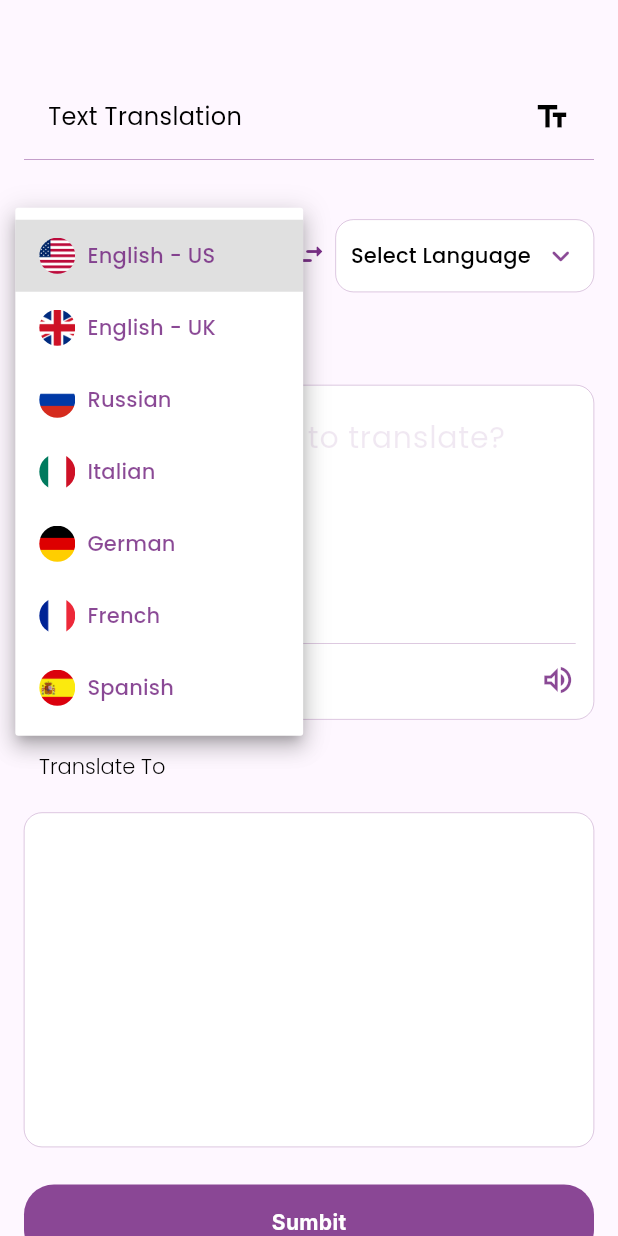
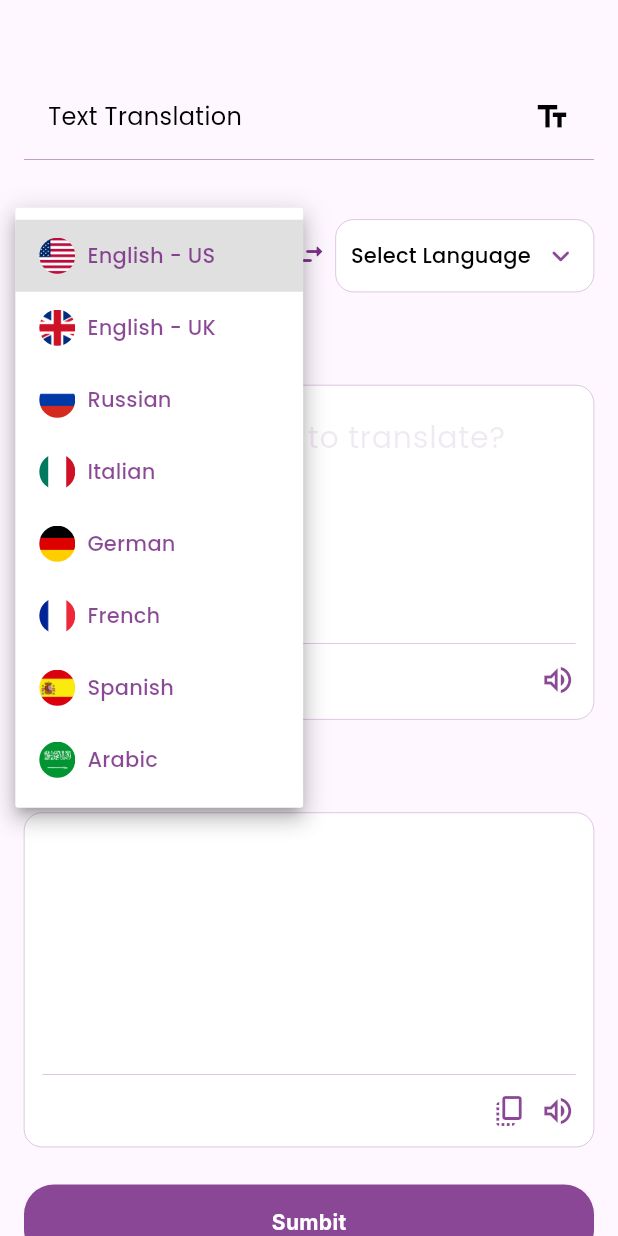
Before and after one commit to OMARX-MAHMOUD/translate_app, a Flutter app: the screen it shows after launch, after a tap on the "arrow forward" icon, after a tap on "Select Language", on a phone screen of 412 x 824 dp. Run offline on Flutter 3.47's test engine with Material 3 defaults, Android fonts, the phone set to English and light mode, and no system bars; our stand-ins replace flutter_tts, google_fonts.

Commit message:
finish translate to widget

```diff
--- a/lib/screens/prompt_screen.dart
+++ b/lib/screens/prompt_screen.dart
@@ -4,6 +4,7 @@ import 'package:google_fonts/google_fonts.dart';
 import 'package:translate_app/widgets/custombuttom.dart';
 import 'package:translate_app/widgets/language_dropdown.dart';
 import 'package:translate_app/widgets/translate_from.dart';
+import 'package:translate_app/widgets/translate_to.dart';
 
 class PromptScreen extends StatefulWidget {
   // ignore: non_constant_identifier_names
@@ -20,6 +21,8 @@ class _PromptScreenState extends State<PromptScreen> {
   String? selectCountryFrom;
   String? selectCountryTo;
   TextEditingController controller = TextEditingController();
+  String _treanslateText = "";
+
   //Function to update the state of the selected language from
   void _handlelanguageChangedFrom(String? newCountry) {
     setState(() {
@@ -206,6 +209,9 @@ class _PromptScreenState extends State<PromptScreen> {
                       width: 0.2,
                     ),
                   ),
+                  child: TranslateTo(
+                    translatedText: _treanslateText,
+                  ),
                 ),
               ),
               CustomButtom(text: 'Sumbit')
--- a/lib/widgets/language_dropdown.dart
+++ b/lib/widgets/language_dropdown.dart
@@ -23,6 +23,7 @@ class _LanguageDropdownState extends State<LanguageDropdown> {
     {'countryLanguage': 'German', 'countryImage': 'assets/images/germany.png'},
     {'countryLanguage': 'French', 'countryImage': 'assets/images/france.png'},
     {'countryLanguage': 'Spanish', 'countryImage': 'assets/images/spain.png'},
+    {'countryLanguage': 'Arabic', 'countryImage': 'assets/images/arabic.png'},
   ];
   String? selectedCountry;
   @override
--- /dev/null
+++ b/lib/widgets/translate_to.dart
@@ -0,0 +1,91 @@
+import 'package:flutter/material.dart';
+import 'package:flutter_tts/flutter_tts.dart';
+import 'package:google_fonts/google_fonts.dart';
+import 'package:flutter/services.dart';
+
+class TranslateTo extends StatefulWidget {
+  final String translatedText;
+  const TranslateTo({super.key, required this.translatedText});
+
+  @override
+  State<TranslateTo> createState() => _TranslateToState();
+}
+
+class _TranslateToState extends State<TranslateTo> {
+  // Method to copy text to clipboard
+  void _copyToClipboard(String text) {
+    Clipboard.setData(ClipboardData(text: text)).then((_) {
+      ScaffoldMessenger.of(context).showSnackBar(
+        const SnackBar(content: Text('Copied to clipboard')),
+      );
+    });
+  }
+
+  final FlutterTts _flutterTts = FlutterTts();
+
+  Future<void> _handleVolumeUpTap() async {
+    final text = widget.translatedText;
+    await _flutterTts.speak(text);
+  }
+
+  @override
+  void dispose() {
+    _flutterTts.stop();
+    super.dispose();
+  }
+
+  @override
+  Widget build(BuildContext context) {
+    return Column(
+      crossAxisAlignment: CrossAxisAlignment.start,
+      children: [
+        Expanded(
+          child: SingleChildScrollView(
+            child: Text(
+              widget.translatedText,
+              style: GoogleFonts.poppins(
+                fontSize: 16.0,
+                fontWeight: FontWeight.w300,
+                color: const Color(0xFF000000),
+              ),
+            ),
+          ),
+        ),
+        Container(
+          padding: const EdgeInsets.only(top: 12.0),
+          decoration: BoxDecoration(
+            border: Border(
+              top: BorderSide(
+                color: const Color(0xFF6D1B7B).withOpacity(0.8),
+                width: 0.2,
+              ),
+            ),
+          ),
+          child: Row(
+            mainAxisAlignment: MainAxisAlignment.end,
+            children: [
+              // Copy icon with gesture detector
+              GestureDetector(
+                onTap: () => _copyToClipboard(widget.translatedText),
+                child: Icon(
+                  Icons.copy_all_outlined,
+                  color: const Color(0xFF6D1B7B).withOpacity(0.8),
+                ),
+              ),
+              const SizedBox(
+                width: 8.0,
+              ),
+              GestureDetector(
+                onTap: _handleVolumeUpTap,
+                child: Icon(
+                  Icons.volume_up_outlined,
+                  color: const Color(0xFF6D1B7B).withOpacity(0.8),
+                ),
+              ),
+            ],
+          ),
+        ),
+      ],
+    );
+  }
+}
```
